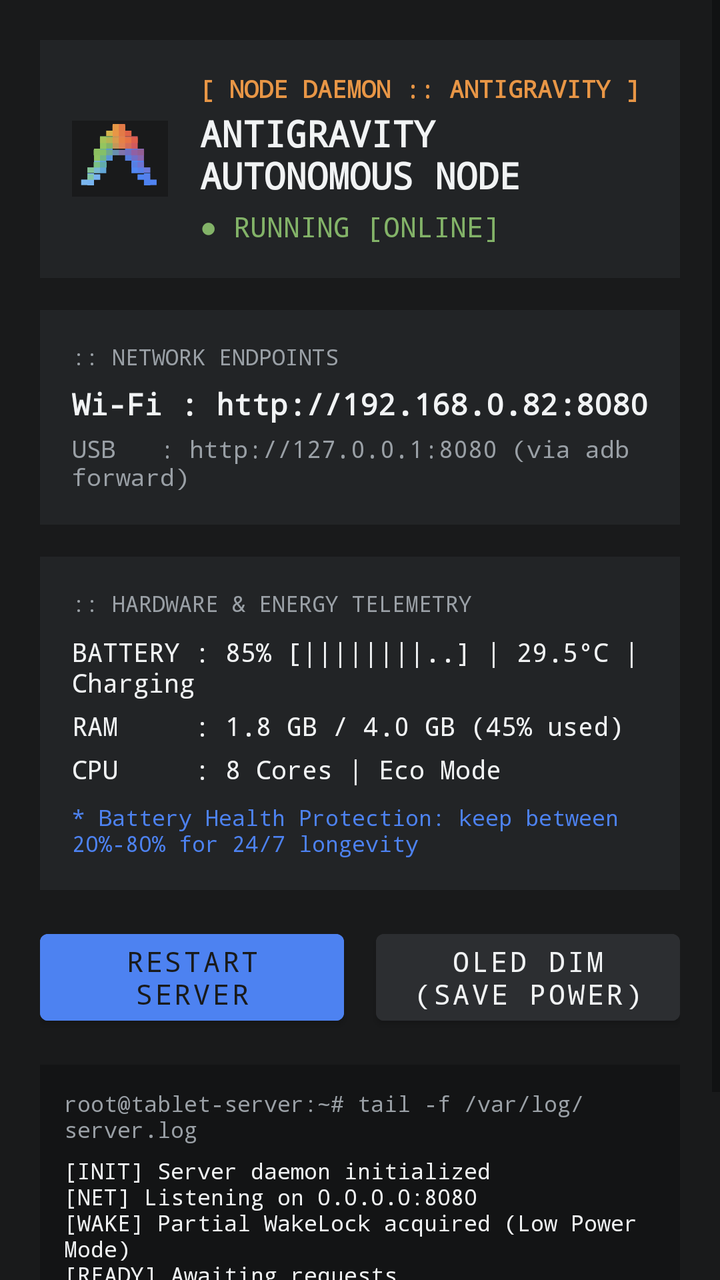
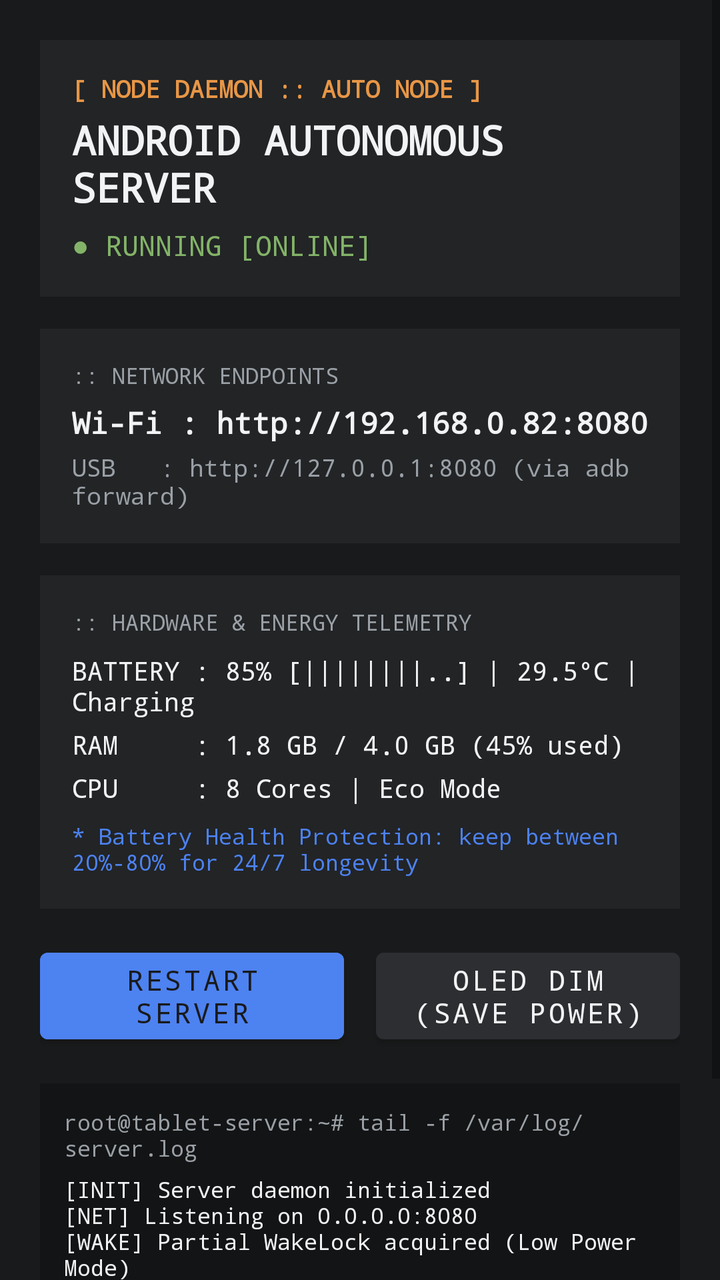

An Android layout rendered at two revisions. The XML below is the earlier revision; the diff shows what the commit changed to produce the second picture.
<!-- AndroidManifest.xml: activity theme Theme.AndroidServer -->
<!-- res/layout/activity_main.xml -->
<?xml version="1.0" encoding="utf-8"?>
<ScrollView xmlns:android="http://schemas.android.com/apk/res/android"
    android:layout_width="match_parent"
    android:layout_height="match_parent"
    android:background="@color/bg_main"
    android:fillViewport="true">

    <LinearLayout
        android:layout_width="match_parent"
        android:layout_height="wrap_content"
        android:orientation="vertical"
        android:padding="20dp">

        
        <LinearLayout
            android:layout_width="match_parent"
            android:layout_height="wrap_content"
            android:background="@color/bg_surface"
            android:orientation="horizontal"
            android:padding="16dp"
            android:gravity="center_vertical"
            android:layout_marginBottom="16dp">

            <ImageView
                android:layout_width="48dp"
                android:layout_height="48dp"
                android:src="@drawable/antigravity_logo"
                android:layout_marginEnd="16dp" />

            <LinearLayout
                android:layout_width="0dp"
                android:layout_height="wrap_content"
                android:layout_weight="1"
                android:orientation="vertical">

                <TextView
                    android:layout_width="wrap_content"
                    android:layout_height="wrap_content"
                    android:fontFamily="monospace"
                    android:text="[ NODE DAEMON :: ANTIGRAVITY ]"
                    android:textColor="@color/accent_antigravity_amber"
                    android:textSize="12sp"
                    android:textStyle="bold" />

                <TextView
                    android:id="@+id/tvDeviceTitle"
                    android:layout_width="wrap_content"
                    android:layout_height="wrap_content"
                    android:fontFamily="monospace"
                    android:text="ANTIGRAVITY AUTONOMOUS NODE"
                    android:textColor="@color/text_primary"
                    android:textSize="18sp"
                    android:textStyle="bold"
                    android:layout_marginTop="2dp" />

                <TextView
                    android:id="@+id/tvServerStatusBadge"
                    android:layout_width="wrap_content"
                    android:layout_height="wrap_content"
                    android:fontFamily="monospace"
                    android:text="● RUNNING [ONLINE]"
                    android:textColor="@color/status_green"
                    android:textSize="14sp"
                    android:layout_marginTop="4dp" />
            </LinearLayout>
        </LinearLayout>

        
        <LinearLayout
            android:layout_width="match_parent"
            android:layout_height="wrap_content"
            android:background="@color/bg_surface"
            android:orientation="vertical"
            android:padding="16dp"
            android:layout_marginBottom="16dp">

            <TextView
                android:layout_width="wrap_content"
                android:layout_height="wrap_content"
                android:fontFamily="monospace"
                android:text=":: NETWORK ENDPOINTS"
                android:textColor="@color/text_secondary"
                android:textSize="11sp" />

            <TextView
                android:id="@+id/tvNetworkUrl"
                android:layout_width="wrap_content"
                android:layout_height="wrap_content"
                android:fontFamily="monospace"
                android:text="Wi-Fi : http://192.168.0.82:8080"
                android:textColor="@color/text_primary"
                android:textSize="15sp"
                android:textStyle="bold"
                android:layout_marginTop="6dp" />

            <TextView
                android:id="@+id/tvUsbUrl"
                android:layout_width="wrap_content"
                android:layout_height="wrap_content"
                android:fontFamily="monospace"
                android:text="USB   : http://127.0.0.1:8080 (via adb forward)"
                android:textColor="@color/text_secondary"
                android:textSize="12sp"
                android:layout_marginTop="4dp" />
        </LinearLayout>

        
        <LinearLayout
            android:layout_width="match_parent"
            android:layout_height="wrap_content"
            android:background="@color/bg_surface"
            android:orientation="vertical"
            android:padding="16dp"
            android:layout_marginBottom="16dp">

            <TextView
                android:layout_width="wrap_content"
                android:layout_height="wrap_content"
                android:fontFamily="monospace"
                android:text=":: HARDWARE &amp; ENERGY TELEMETRY"
                android:textColor="@color/text_secondary"
                android:textSize="11sp" />

            <TextView
                android:id="@+id/tvBatteryStats"
                android:layout_width="wrap_content"
                android:layout_height="wrap_content"
                android:fontFamily="monospace"
                android:text="BATTERY : 85% [||||||||..] | 29.5°C | Charging"
                android:textColor="@color/text_primary"
                android:textSize="13sp"
                android:layout_marginTop="8dp" />

            <TextView
                android:id="@+id/tvMemoryStats"
                android:layout_width="wrap_content"
                android:layout_height="wrap_content"
                android:fontFamily="monospace"
                android:text="RAM     : 1.8 GB / 4.0 GB (45% used)"
                android:textColor="@color/text_primary"
                android:textSize="13sp"
                android:layout_marginTop="4dp" />

            <TextView
                android:id="@+id/tvCpuStats"
                android:layout_width="wrap_content"
                android:layout_height="wrap_content"
                android:fontFamily="monospace"
                android:text="CPU     : 8 Cores | Eco Mode"
                android:textColor="@color/text_primary"
                android:textSize="13sp"
                android:layout_marginTop="4dp" />

            <TextView
                android:id="@+id/tvBatteryAdvice"
                android:layout_width="wrap_content"
                android:layout_height="wrap_content"
                android:fontFamily="monospace"
                android:text="* Battery Health Protection: keep between 20%-80% for 24/7 longevity"
                android:textColor="@color/accent_antigravity"
                android:textSize="11sp"
                android:layout_marginTop="8dp" />
        </LinearLayout>

        
        <LinearLayout
            android:layout_width="match_parent"
            android:layout_height="wrap_content"
            android:orientation="horizontal"
            android:layout_marginBottom="16dp">

            <Button
                android:id="@+id/btnToggleServer"
                android:layout_width="0dp"
                android:layout_height="wrap_content"
                android:layout_weight="1"
                android:fontFamily="monospace"
                android:text="RESTART SERVER"
                android:backgroundTint="@color/accent_antigravity"
                android:textColor="@color/bg_main"
                android:layout_marginEnd="8dp" />

            <Button
                android:id="@+id/btnDimScreen"
                android:layout_width="0dp"
                android:layout_height="wrap_content"
                android:layout_weight="1"
                android:fontFamily="monospace"
                android:text="OLED DIM (SAVE POWER)"
                android:backgroundTint="@color/bg_surface_alt"
                android:textColor="@color/text_primary"
                android:layout_marginStart="8dp" />
        </LinearLayout>

        
        <LinearLayout
            android:layout_width="match_parent"
            android:layout_height="wrap_content"
            android:background="@color/terminal_black"
            android:orientation="vertical"
            android:padding="12dp">

            <TextView
                android:layout_width="wrap_content"
                android:layout_height="wrap_content"
                android:fontFamily="monospace"
                android:text="root@tablet-server:~# tail -f /var/log/server.log"
                android:textColor="@color/text_secondary"
                android:textSize="11sp" />

            <TextView
                android:id="@+id/tvLogs"
                android:layout_width="match_parent"
                android:layout_height="140dp"
                android:fontFamily="monospace"
                android:textColor="@color/text_primary"
                android:textSize="11sp"
                android:scrollbars="vertical"
                android:text="[INIT] Server daemon initialized\n[NET] Listening on 0.0.0.0:8080\n[WAKE] Partial WakeLock acquired (Low Power Mode)\n[READY] Awaiting requests..."
                android:layout_marginTop="6dp" />
        </LinearLayout>

    </LinearLayout>
</ScrollView>
<!-- resources referenced by this layout -->
<resources>
  <color name="accent_antigravity">#4D82F1</color>
  <color name="accent_antigravity_amber">#E89646</color>
  <color name="bg_main">#191A1B</color>
  <color name="bg_surface">#222426</color>
  <color name="bg_surface_alt">#2C2E31</color>
  <color name="status_green">#83B368</color>
  <color name="terminal_black">#131415</color>
  <color name="text_primary">#F1F3F4</color>
  <color name="text_secondary">#9AA0A6</color>
  <!-- drawable antigravity_logo: png bitmap (drawable, 8071 bytes) -->
  <style name="Theme.AndroidServer" parent="Theme.MaterialComponents.DayNight.NoActionBar">
          <item name="colorPrimary">@color/accent_antigravity</item>
          <item name="colorPrimaryVariant">@color/accent_antigravity_amber</item>
          <item name="colorOnPrimary">@color/bg_main</item>
          <item name="android:windowBackground">@color/bg_main</item>
          <item name="android:statusBarColor">@color/bg_main</item>
          <item name="android:navigationBarColor">@color/bg_main</item>
      </style>
</resources>

<!-- the commit's change to res/layout/activity_main.xml (unified diff, before → after) -->
@@ -16,53 +16,39 @@
             android:layout_width="match_parent"
             android:layout_height="wrap_content"
             android:background="@color/bg_surface"
-            android:orientation="horizontal"
+            android:orientation="vertical"
             android:padding="16dp"
-            android:gravity="center_vertical"
-            android:layout_marginBottom="16dp">
-
-            <ImageView
-                android:layout_width="48dp"
-                android:layout_height="48dp"
-                android:src="@drawable/antigravity_logo"
-                android:layout_marginEnd="16dp" />
-
-            <LinearLayout
-                android:layout_width="0dp"
-                android:layout_height="wrap_content"
-                android:layout_weight="1"
-                android:orientation="vertical">
-
-                <TextView
-                    android:layout_width="wrap_content"
-                    android:layout_height="wrap_content"
-                    android:fontFamily="monospace"
-                    android:text="[ NODE DAEMON :: ANTIGRAVITY ]"
-                    android:textColor="@color/accent_antigravity_amber"
-                    android:textSize="12sp"
-                    android:textStyle="bold" />
-
-                <TextView
-                    android:id="@+id/tvDeviceTitle"
-                    android:layout_width="wrap_content"
-                    android:layout_height="wrap_content"
-                    android:fontFamily="monospace"
-                    android:text="ANTIGRAVITY AUTONOMOUS NODE"
-                    android:textColor="@color/text_primary"
-                    android:textSize="18sp"
-                    android:textStyle="bold"
-                    android:layout_marginTop="2dp" />
-
-                <TextView
-                    android:id="@+id/tvServerStatusBadge"
-                    android:layout_width="wrap_content"
-                    android:layout_height="wrap_content"
-                    android:fontFamily="monospace"
-                    android:text="● RUNNING [ONLINE]"
-                    android:textColor="@color/status_green"
-                    android:textSize="14sp"
-                    android:layout_marginTop="4dp" />
-            </LinearLayout>
+            android:layout_marginBottom="16dp">
+
+            <TextView
+                android:layout_width="wrap_content"
+                android:layout_height="wrap_content"
+                android:fontFamily="monospace"
+                android:text="[ NODE DAEMON :: AUTO NODE ]"
+                android:textColor="@color/accent_antigravity_amber"
+                android:textSize="12sp"
+                android:textStyle="bold" />
+
+            <TextView
+                android:id="@+id/tvDeviceTitle"
+                android:layout_width="wrap_content"
+                android:layout_height="wrap_content"
+                android:fontFamily="monospace"
+                android:text="ANDROID AUTONOMOUS SERVER"
+                android:textColor="@color/text_primary"
+                android:textSize="20sp"
+                android:textStyle="bold"
+                android:layout_marginTop="4dp" />
+
+            <TextView
+                android:id="@+id/tvServerStatusBadge"
+                android:layout_width="wrap_content"
+                android:layout_height="wrap_content"
+                android:fontFamily="monospace"
+                android:text="● RUNNING [ONLINE]"
+                android:textColor="@color/status_green"
+                android:textSize="14sp"
+                android:layout_marginTop="6dp" />
         </LinearLayout>
 
         
<!-- resource entries referenced after the edit -->
@@ -9,7 +9,6 @@
   <color name="terminal_black">#131415</color>
   <color name="text_primary">#F1F3F4</color>
   <color name="text_secondary">#9AA0A6</color>
-  <!-- drawable antigravity_logo: png bitmap (drawable, 8071 bytes) -->
   <style name="Theme.AndroidServer" parent="Theme.MaterialComponents.DayNight.NoActionBar">
           <item name="colorPrimary">@color/accent_antigravity</item>
           <item name="colorPrimaryVariant">@color/accent_antigravity_amber</item>
